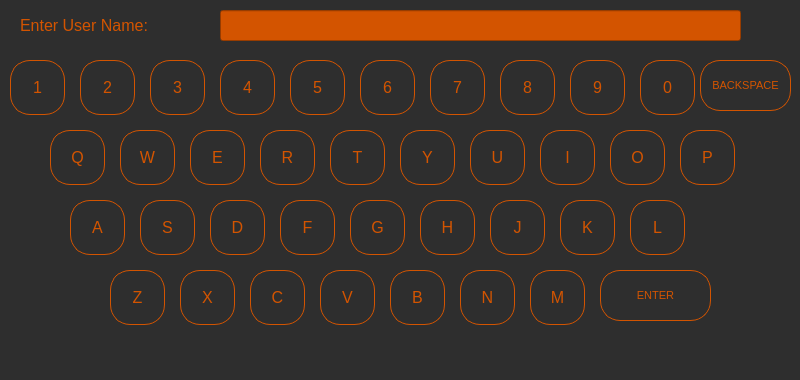
This is keyboard.ui in chrishi63/ECE477 as Qt 5 draws it before an edit. The edited form follows.
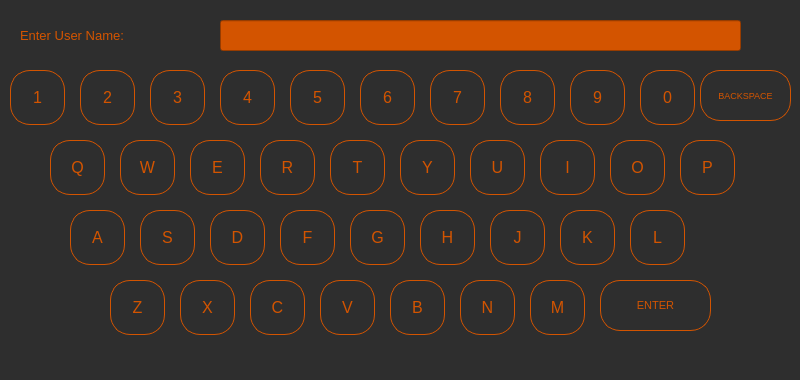
This is the edited form.

Commit message: maybe this keyboard is going to fucking work possibly?

```diff
--- a/keyboard.ui
+++ b/keyboard.ui
@@ -22,7 +22,7 @@
     <property name="geometry">
      <rect>
       <x>70</x>
-      <y>200</y>
+      <y>210</y>
       <width>55</width>
       <height>55</height>
      </rect>
@@ -60,7 +60,7 @@
     <property name="geometry">
      <rect>
       <x>630</x>
-      <y>200</y>
+      <y>210</y>
       <width>55</width>
       <height>55</height>
      </rect>
@@ -98,7 +98,7 @@
     <property name="geometry">
      <rect>
       <x>120</x>
-      <y>130</y>
+      <y>140</y>
       <width>55</width>
       <height>55</height>
      </rect>
@@ -136,7 +136,7 @@
     <property name="geometry">
      <rect>
       <x>290</x>
-      <y>60</y>
+      <y>70</y>
       <width>55</width>
       <height>55</height>
      </rect>
@@ -174,7 +174,7 @@
     <property name="geometry">
      <rect>
       <x>360</x>
-      <y>60</y>
+      <y>70</y>
       <width>55</width>
       <height>55</height>
      </rect>
@@ -212,7 +212,7 @@
     <property name="geometry">
      <rect>
       <x>430</x>
-      <y>60</y>
+      <y>70</y>
       <width>55</width>
       <height>55</height>
      </rect>
@@ -250,7 +250,7 @@
     <property name="geometry">
      <rect>
       <x>500</x>
-      <y>60</y>
+      <y>70</y>
       <width>55</width>
       <height>55</height>
      </rect>
@@ -288,7 +288,7 @@
     <property name="geometry">
      <rect>
       <x>570</x>
-      <y>60</y>
+      <y>70</y>
       <width>55</width>
       <height>55</height>
      </rect>
@@ -326,14 +326,14 @@
     <property name="geometry">
      <rect>
       <x>700</x>
-      <y>60</y>
+      <y>70</y>
       <width>91</width>
       <height>51</height>
      </rect>
     </property>
     <property name="font">
      <font>
-      <pointsize>8</pointsize>
+      <pointsize>7</pointsize>
      </font>
     </property>
     <property name="styleSheet">
@@ -364,7 +364,7 @@
     <property name="geometry">
      <rect>
       <x>390</x>
-      <y>270</y>
+      <y>280</y>
       <width>55</width>
       <height>55</height>
      </rect>
@@ -402,7 +402,7 @@
     <property name="geometry">
      <rect>
       <x>250</x>
-      <y>270</y>
+      <y>280</y>
       <width>55</width>
       <height>55</height>
      </rect>
@@ -440,7 +440,7 @@
     <property name="geometry">
      <rect>
       <x>210</x>
-      <y>200</y>
+      <y>210</y>
       <width>55</width>
       <height>55</height>
      </rect>
@@ -478,7 +478,7 @@
     <property name="geometry">
      <rect>
       <x>190</x>
-      <y>130</y>
+      <y>140</y>
       <width>55</width>
       <height>55</height>
      </rect>
@@ -516,7 +516,7 @@
     <property name="geometry">
      <rect>
       <x>280</x>
-      <y>200</y>
+      <y>210</y>
       <width>55</width>
       <height>55</height>
      </rect>
@@ -554,7 +554,7 @@
     <property name="geometry">
      <rect>
       <x>350</x>
-      <y>200</y>
+      <y>210</y>
       <width>55</width>
       <height>55</height>
      </rect>
@@ -592,7 +592,7 @@
     <property name="geometry">
      <rect>
       <x>420</x>
-      <y>200</y>
+      <y>210</y>
       <width>55</width>
       <height>55</height>
      </rect>
@@ -630,7 +630,7 @@
     <property name="geometry">
      <rect>
       <x>540</x>
-      <y>130</y>
+      <y>140</y>
       <width>55</width>
       <height>55</height>
      </rect>
@@ -668,7 +668,7 @@
     <property name="geometry">
      <rect>
       <x>490</x>
-      <y>200</y>
+      <y>210</y>
       <width>55</width>
       <height>55</height>
      </rect>
@@ -706,7 +706,7 @@
     <property name="geometry">
      <rect>
       <x>560</x>
-      <y>200</y>
+      <y>210</y>
       <width>55</width>
       <height>55</height>
      </rect>
@@ -744,7 +744,7 @@
     <property name="geometry">
      <rect>
       <x>530</x>
-      <y>270</y>
+      <y>280</y>
       <width>55</width>
       <height>55</height>
      </rect>
@@ -782,7 +782,7 @@
     <property name="geometry">
      <rect>
       <x>460</x>
-      <y>270</y>
+      <y>280</y>
       <width>55</width>
       <height>55</height>
      </rect>
@@ -820,7 +820,7 @@
     <property name="geometry">
      <rect>
       <x>610</x>
-      <y>130</y>
+      <y>140</y>
       <width>55</width>
       <height>55</height>
      </rect>
@@ -858,7 +858,7 @@
     <property name="geometry">
      <rect>
       <x>680</x>
-      <y>130</y>
+      <y>140</y>
       <width>55</width>
       <height>55</height>
      </rect>
@@ -896,7 +896,7 @@
     <property name="geometry">
      <rect>
       <x>50</x>
-      <y>130</y>
+      <y>140</y>
       <width>55</width>
       <height>55</height>
      </rect>
@@ -934,7 +934,7 @@
     <property name="geometry">
      <rect>
       <x>260</x>
-      <y>130</y>
+      <y>140</y>
       <width>55</width>
       <height>55</height>
      </rect>
@@ -972,7 +972,7 @@
     <property name="geometry">
      <rect>
       <x>140</x>
-      <y>200</y>
+      <y>210</y>
       <width>55</width>
       <height>55</height>
      </rect>
@@ -1010,7 +1010,7 @@
     <property name="geometry">
      <rect>
       <x>330</x>
-      <y>130</y>
+      <y>140</y>
       <width>55</width>
       <height>55</height>
      </rect>
@@ -1048,7 +1048,7 @@
     <property name="geometry">
      <rect>
       <x>470</x>
-      <y>130</y>
+      <y>140</y>
       <width>55</width>
       <height>55</height>
      </rect>
@@ -1086,7 +1086,7 @@
     <property name="geometry">
      <rect>
       <x>320</x>
-      <y>270</y>
+      <y>280</y>
       <width>55</width>
       <height>55</height>
      </rect>
@@ -1124,7 +1124,7 @@
     <property name="geometry">
      <rect>
       <x>180</x>
-      <y>270</y>
+      <y>280</y>
       <width>55</width>
       <height>55</height>
      </rect>
@@ -1162,7 +1162,7 @@
     <property name="geometry">
      <rect>
       <x>400</x>
-      <y>130</y>
+      <y>140</y>
       <width>55</width>
       <height>55</height>
      </rect>
@@ -1200,7 +1200,7 @@
     <property name="geometry">
      <rect>
       <x>110</x>
-      <y>270</y>
+      <y>280</y>
       <width>55</width>
       <height>55</height>
      </rect>
@@ -1238,7 +1238,7 @@
     <property name="geometry">
      <rect>
       <x>640</x>
-      <y>60</y>
+      <y>70</y>
       <width>55</width>
       <height>55</height>
      </rect>
@@ -1276,7 +1276,7 @@
     <property name="geometry">
      <rect>
       <x>10</x>
-      <y>60</y>
+      <y>70</y>
       <width>55</width>
       <height>55</height>
      </rect>
@@ -1314,7 +1314,7 @@
     <property name="geometry">
      <rect>
       <x>80</x>
-      <y>60</y>
+      <y>70</y>
       <width>55</width>
       <height>55</height>
      </rect>
@@ -1352,7 +1352,7 @@
     <property name="geometry">
      <rect>
       <x>150</x>
-      <y>60</y>
+      <y>70</y>
       <width>55</width>
       <height>55</height>
      </rect>
@@ -1390,7 +1390,7 @@
     <property name="geometry">
      <rect>
       <x>220</x>
-      <y>60</y>
+      <y>70</y>
       <width>55</width>
       <height>55</height>
      </rect>
@@ -1428,7 +1428,7 @@
     <property name="geometry">
      <rect>
       <x>600</x>
-      <y>270</y>
+      <y>280</y>
       <width>111</width>
       <height>51</height>
      </rect>
@@ -1466,7 +1466,7 @@
     <property name="geometry">
      <rect>
       <x>220</x>
-      <y>10</y>
+      <y>20</y>
       <width>521</width>
       <height>31</height>
      </rect>
@@ -1494,14 +1494,14 @@
     <property name="geometry">
      <rect>
       <x>20</x>
-      <y>10</y>
+      <y>20</y>
       <width>181</width>
       <height>31</height>
      </rect>
     </property>
     <property name="font">
      <font>
-      <pointsize>12</pointsize>
+      <pointsize>10</pointsize>
      </font>
     </property>
     <property name="styleSheet">
```
The commit also changes 5 other files.
